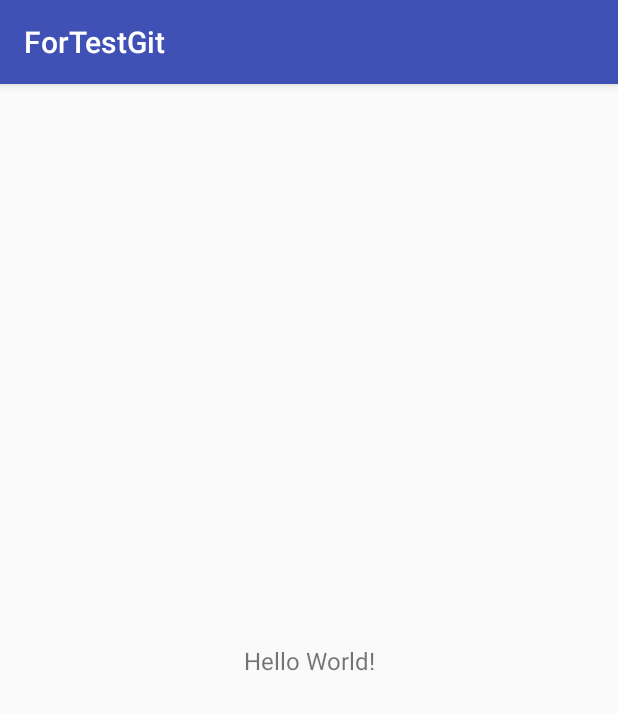
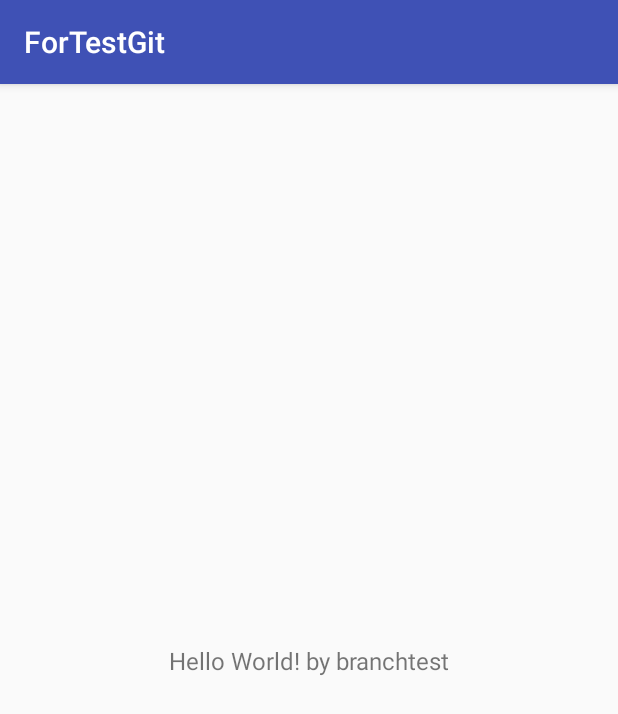
Before and after one commit to SilverLin07/ForTestGit, an Android app: the screen it shows after launch (MainActivity), on a phone screen of 412 x 824 dp. Shown: the top 714 px of the screen. Run offline under Robolectric (Android 15) with nearby library versions, the phone set to English and light mode, and no system bars.

Commit message:
add branchtest

```diff
--- a/app/src/main/res/layout/activity_main.xml
+++ b/app/src/main/res/layout/activity_main.xml
@@ -10,7 +10,7 @@
     <TextView
         android:layout_width="wrap_content"
         android:layout_height="wrap_content"
-        android:text="Hello World!"
+        android:text="Hello World! by branchtest"
         android:textSize="16sp"
         app:layout_constraintBottom_toBottomOf="parent"
         app:layout_constraintLeft_toLeftOf="parent"
```
